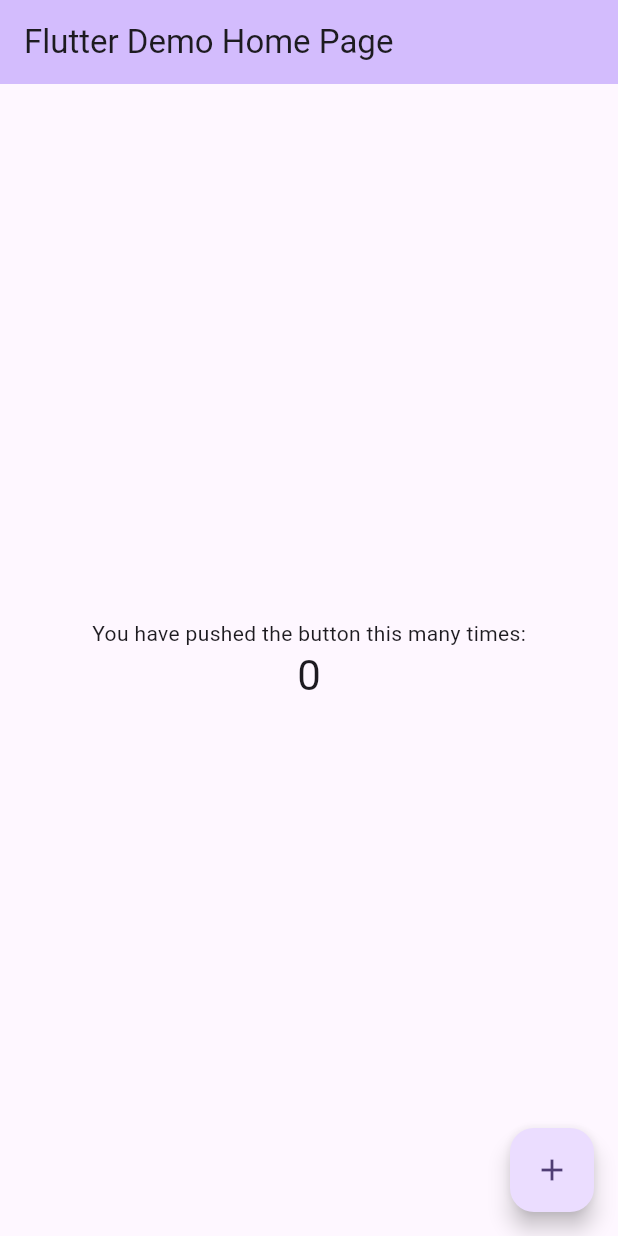
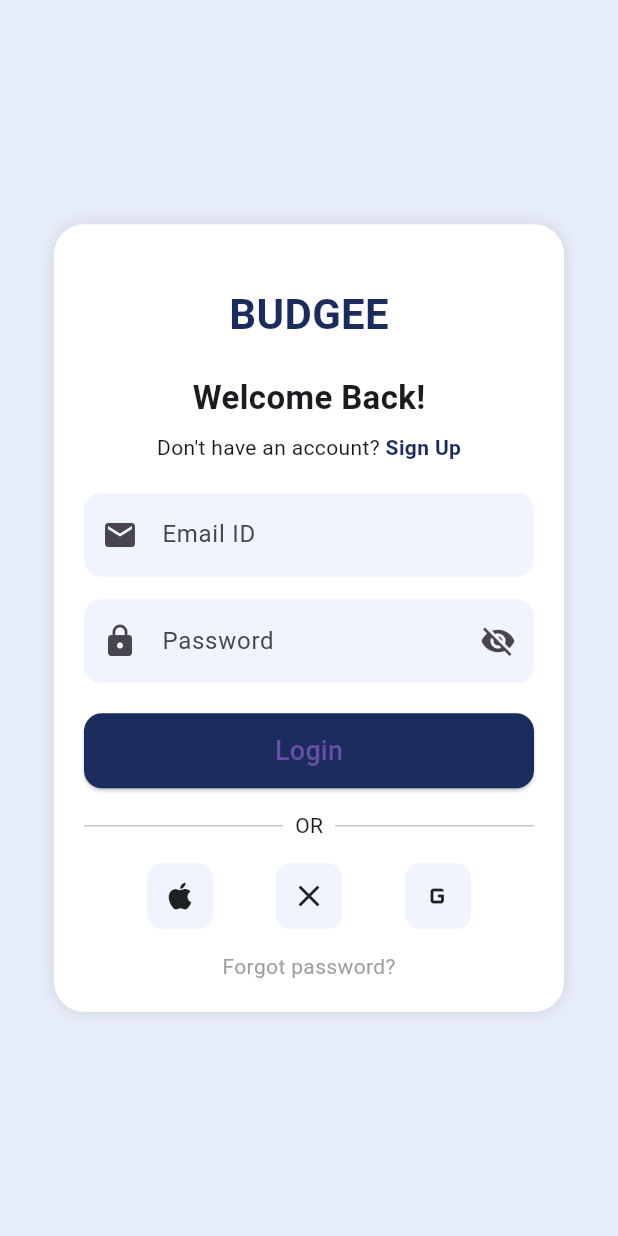
Before and after one commit to FAR-SANA/budget-tracker, a Flutter app: the screen it shows after launch, on a phone screen of 412 x 824 dp. Run offline on Flutter 3.47's test engine with Material 3 defaults, Android fonts, the phone set to English and light mode, and no system bars.

Commit message:
Added home screen UI and project structure

```diff
--- a/lib/main.dart
+++ b/lib/main.dart
@@ -1,122 +1,19 @@
 import 'package:flutter/material.dart';
+import 'screens/login_screen.dart';
 
 void main() {
-  runApp(const MyApp());
+  runApp(const BudgeeApp());
 }
 
-class MyApp extends StatelessWidget {
-  const MyApp({super.key});
+class BudgeeApp extends StatelessWidget {
+  const BudgeeApp({super.key});
 
-  // This widget is the root of your application.
   @override
   Widget build(BuildContext context) {
     return MaterialApp(
-      title: 'Flutter Demo',
-      theme: ThemeData(
-        // This is the theme of your application.
-        //
-        // TRY THIS: Try running your application with "flutter run". You'll see
-        // the application has a purple toolbar. Then, without quitting the app,
-        // try changing the seedColor in the colorScheme below to Colors.green
-        // and then invoke "hot reload" (save your changes or press the "hot
-        // reload" button in a Flutter-supported IDE, or press "r" if you used
-        // the command line to start the app).
-        //
-        // Notice that the counter didn't reset back to zero; the application
-        // state is not lost during the reload. To reset the state, use hot
-        // restart instead.
-        //
-        // This works for code too, not just values: Most code changes can be
-        // tested with just a hot reload.
-        colorScheme: .fromSeed(seedColor: Colors.deepPurple),
-      ),
-      home: const MyHomePage(title: 'Flutter Demo Home Page'),
+      debugShowCheckedModeBanner: false,
+      title: 'Budgee',
+      home: const LoginScreen(),
     );
   }
 }
-
-class MyHomePage extends StatefulWidget {
-  const MyHomePage({super.key, required this.title});
-
-  // This widget is the home page of your application. It is stateful, meaning
-  // that it has a State object (defined below) that contains fields that affect
-  // how it looks.
-
-  // This class is the configuration for the state. It holds the values (in this
-  // case the title) provided by the parent (in this case the App widget) and
-  // used by the build method of the State. Fields in a Widget subclass are
-  // always marked "final".
-
-  final String title;
-
-  @override
-  State<MyHomePage> createState() => _MyHomePageState();
-}
-
-class _MyHomePageState extends State<MyHomePage> {
-  int _counter = 0;
-
-  void _incrementCounter() {
-    setState(() {
-      // This call to setState tells the Flutter framework that something has
-      // changed in this State, which causes it to rerun the build method below
-      // so that the display can reflect the updated values. If we changed
-      // _counter without calling setState(), then the build method would not be
-      // called again, and so nothing would appear to happen.
-      _counter++;
-    });
-  }
-
-  @override
-  Widget build(BuildContext context) {
-    // This method is rerun every time setState is called, for instance as done
-    // by the _incrementCounter method above.
-    //
-    // The Flutter framework has been optimized to make rerunning build methods
-    // fast, so that you can just rebuild anything that needs updating rather
-    // than having to individually change instances of widgets.
-    return Scaffold(
-      appBar: AppBar(
-        // TRY THIS: Try changing the color here to a specific color (to
-        // Colors.amber, perhaps?) and trigger a hot reload to see the AppBar
-        // change color while the other colors stay the same.
-        backgroundColor: Theme.of(context).colorScheme.inversePrimary,
-        // Here we take the value from the MyHomePage object that was created by
-        // the App.build method, and use it to set our appbar title.
-        title: Text(widget.title),
-      ),
-      body: Center(
-        // Center is a layout widget. It takes a single child and positions it
-        // in the middle of the parent.
-        child: Column(
-          // Column is also a layout widget. It takes a list of children and
-          // arranges them vertically. By default, it sizes itself to fit its
-          // children horizontally, and tries to be as tall as its parent.
-          //
-          // Column has various properties to control how it sizes itself and
-          // how it positions its children. Here we use mainAxisAlignment to
-          // center the children vertically; the main axis here is the vertical
-          // axis because Columns are vertical (the cross axis would be
-          // horizontal).
-          //
-          // TRY THIS: Invoke "debug painting" (choose the "Toggle Debug Paint"
-          // action in the IDE, or press "p" in the console), to see the
-          // wireframe for each widget.
-          mainAxisAlignment: .center,
-          children: [
-            const Text('You have pushed the button this many times:'),
-            Text(
-              '$_counter',
-              style: Theme.of(context).textTheme.headlineMedium,
-            ),
-          ],
-        ),
-      ),
-      floatingActionButton: FloatingActionButton(
-        onPressed: _incrementCounter,
-        tooltip: 'Increment',
-        child: const Icon(Icons.add),
-      ),
-    );
-  }
-}
--- /dev/null
+++ b/lib/screens/login_screen.dart
@@ -0,0 +1,174 @@
+import 'package:flutter/material.dart';
+
+class LoginScreen extends StatelessWidget {
+  const LoginScreen({super.key});
+
+  @override
+  Widget build(BuildContext context) {
+    return Scaffold(
+      backgroundColor: const Color(0xFFE8EEFA),
+      body: Center(
+        child: SingleChildScrollView(
+          child: Container(
+            width: 340,
+            padding: const EdgeInsets.all(20),
+            decoration: BoxDecoration(
+              color: Colors.white,
+              borderRadius: BorderRadius.circular(20),
+              boxShadow: [
+                BoxShadow(
+                  color: Colors.black12,
+                  blurRadius: 10,
+                ),
+              ],
+            ),
+            child: Column(
+              mainAxisSize: MainAxisSize.min,
+              children: [
+                const SizedBox(height: 20),
+
+                /// Logo
+                Text(
+                  "BUDGEE",
+                  style: TextStyle(
+                    fontSize: 28,
+                    fontWeight: FontWeight.bold,
+                    color: Color(0xFF1A2B5D),
+                  ),
+                ),
+
+                const SizedBox(height: 20),
+
+                const Text(
+                  "Welcome Back!",
+                  style: TextStyle(
+                    fontSize: 22,
+                    fontWeight: FontWeight.bold,
+                  ),
+                ),
+
+                const SizedBox(height: 8),
+
+                Row(
+                  mainAxisAlignment: MainAxisAlignment.center,
+                  children: const [
+                    Text("Don't have an account? "),
+                    Text(
+                      "Sign Up",
+                      style: TextStyle(
+                        color: Color(0xFF1A2B5D),
+                        fontWeight: FontWeight.bold,
+                      ),
+                    ),
+                  ],
+                ),
+
+                const SizedBox(height: 20),
+
+                /// Email Field
+                TextField(
+                  decoration: InputDecoration(
+                    prefixIcon: Icon(Icons.email),
+                    hintText: "Email ID",
+                    filled: true,
+                    fillColor: Color(0xFFF0F4FF),
+                    border: OutlineInputBorder(
+                      borderRadius: BorderRadius.circular(12),
+                      borderSide: BorderSide.none,
+                    ),
+                  ),
+                ),
+
+                const SizedBox(height: 15),
+
+                /// Password Field
+                TextField(
+                  obscureText: true,
+                  decoration: InputDecoration(
+                    prefixIcon: Icon(Icons.lock),
+                    suffixIcon: Icon(Icons.visibility_off),
+                    hintText: "Password",
+                    filled: true,
+                    fillColor: Color(0xFFF0F4FF),
+                    border: OutlineInputBorder(
+                      borderRadius: BorderRadius.circular(12),
+                      borderSide: BorderSide.none,
+                    ),
+                  ),
+                ),
+
+                const SizedBox(height: 20),
+
+                /// Login Button
+                SizedBox(
+                  width: double.infinity,
+                  height: 50,
+                  child: ElevatedButton(
+                    onPressed: () {},
+                    style: ElevatedButton.styleFrom(
+                      backgroundColor: const Color(0xFF1A2B5D),
+                      shape: RoundedRectangleBorder(
+                        borderRadius: BorderRadius.circular(12),
+                      ),
+                    ),
+                    child: const Text(
+                      "Login",
+                      style: TextStyle(fontSize: 18),
+                    ),
+                  ),
+                ),
+
+                const SizedBox(height: 15),
+
+                /// OR Divider
+                Row(
+                  children: const [
+                    Expanded(child: Divider()),
+                    Padding(
+                      padding: EdgeInsets.symmetric(horizontal: 8),
+                      child: Text("OR"),
+                    ),
+                    Expanded(child: Divider()),
+                  ],
+                ),
+
+                const SizedBox(height: 15),
+
+                /// Social Buttons
+                Row(
+                  mainAxisAlignment: MainAxisAlignment.spaceEvenly,
+                  children: [
+                    socialButton(Icons.apple),
+                    socialButton(Icons.close),
+                    socialButton(Icons.g_mobiledata),
+                  ],
+                ),
+
+                const SizedBox(height: 15),
+
+                /// Forgot Password
+                const Text(
+                  "Forgot password?",
+                  style: TextStyle(
+                    color: Colors.grey,
+                  ),
+                ),
+              ],
+            ),
+          ),
+        ),
+      ),
+    );
+  }
+
+  static Widget socialButton(IconData icon) {
+    return Container(
+      padding: const EdgeInsets.all(10),
+      decoration: BoxDecoration(
+        color: const Color(0xFFF0F4FF),
+        borderRadius: BorderRadius.circular(10),
+      ),
+      child: Icon(icon),
+    );
+  }
+}
```
